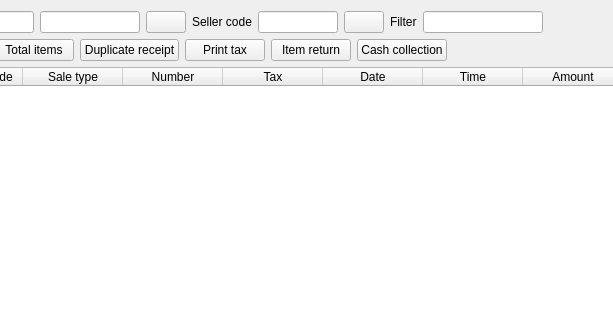
Qt form Shop/sales.ui (End1-1/Cafe5) before a commit; both pictures show x 189 to 802 and y 0 to 320 of the 976 by 755 pixel window.
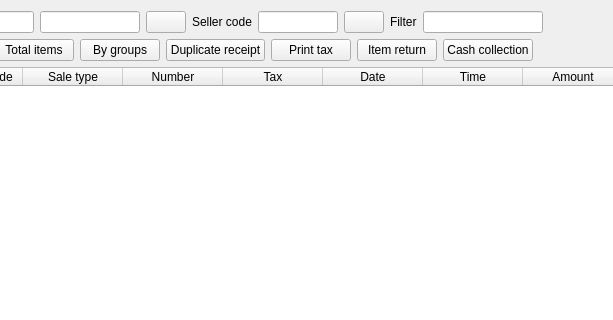
The same form after that commit. Icons and pictures are not drawn. Custom widgets are drawn as their Qt base class.

What changed in the file:
```diff
--- a/Shop/sales.ui
+++ b/Shop/sales.ui
@@ -256,6 +256,29 @@
         </property>
        </widget>
       </item>
+      <item>
+       <widget class="QPushButton" name="btnGroups">
+        <property name="styleSheet">
+         <string notr="true">                QPushButton:checked{
+                    background-color: rgb(0, 150, 0);
+					font-weight:bold;
+                }</string>
+        </property>
+        <property name="text">
+         <string>By groups</string>
+        </property>
+        <property name="icon">
+         <iconset resource="../resources/res.qrc">
+          <normaloff>:/print.png</normaloff>:/print.png</iconset>
+        </property>
+        <property name="checkable">
+         <bool>true</bool>
+        </property>
+        <property name="checked">
+         <bool>false</bool>
+        </property>
+       </widget>
+      </item>
       <item>
        <widget class="QPushButton" name="btnPrint">
         <property name="text">
```
